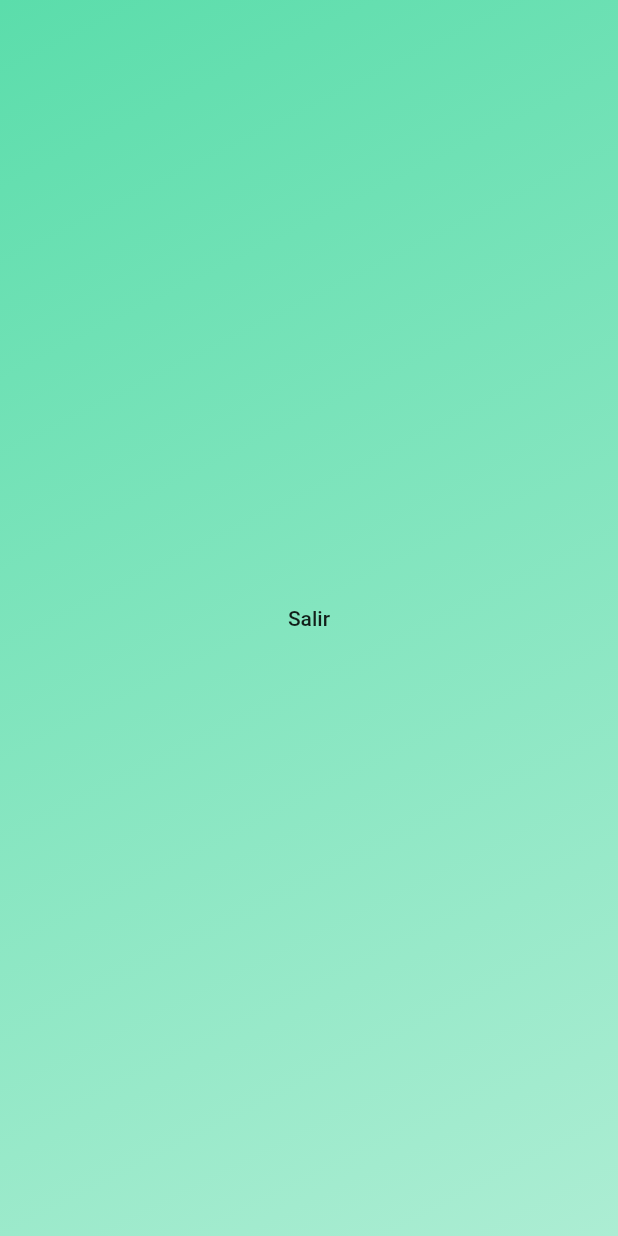
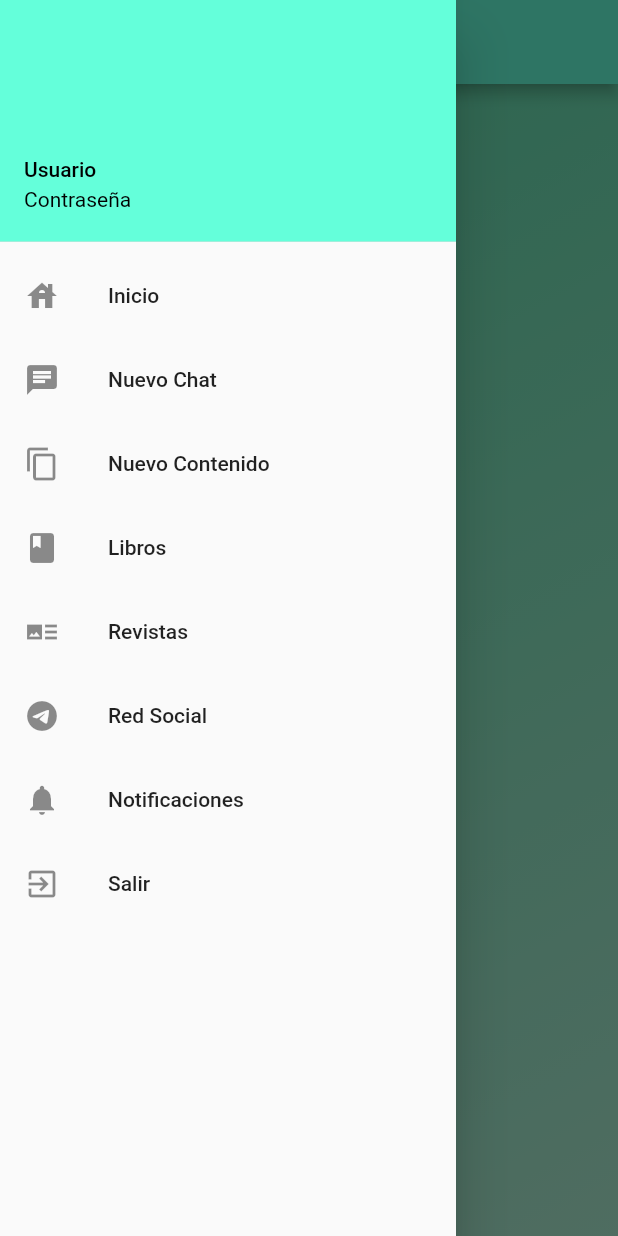
Before and after one commit to Davicho1407/biblioteca, a Flutter app: the PaginaBody screen opened directly, with the side drawer open (before the commit the screen has no drawer), on a phone screen of 412 x 824 dp. Run offline on Flutter 3.47's test engine with Material 2 defaults, Android fonts, the phone set to English and light mode, and no system bars; our stand-ins replace cloud_firestore, firebase_auth, firebase_core, google_sign_in, quickalert; missing offline and left inert: mysql1; accounts and stored records are empty.

Commit message:
Agrega actualizaciones al proyecto

```diff
--- a/lib/pages/paginaBody.dart
+++ b/lib/pages/paginaBody.dart
@@ -18,6 +18,86 @@ class _PaginaBodyState extends State<PaginaBody> {
 
   @override
   Widget build(BuildContext context) {
+    return Scaffold(
+      appBar: AppBar(
+        backgroundColor: Colors.tealAccent,
+        iconTheme: IconThemeData(color: Colors.black),
+        title: Text(
+          'Inicio',
+          style: TextStyle(color: Colors.black),
+        ),
+      ),
+      drawer: Drawer(
+          child: ListView(
+        children: [
+          UserAccountsDrawerHeader(
+              decoration: BoxDecoration(color: Colors.tealAccent),
+              accountName:
+                  Text("Usuario", style: TextStyle(color: Colors.black)),
+              accountEmail:
+                  Text("Contraseña", style: TextStyle(color: Colors.black))),
+          ListTile(
+            leading: Icon(Icons.house),
+            title: Text("Inicio"),
+          ),
+          ListTile(
+            leading: Icon(Icons.chat),
+            title: Text("Nuevo Chat"),
+          ),
+          ListTile(
+            leading: Icon(Icons.content_copy),
+            title: Text("Nuevo Contenido"),
+          ),
+          ListTile(
+            leading: Icon(Icons.book),
+            title: Text("Libros"),
+          ),
+          ListTile(
+            leading: Icon(Icons.art_track_sharp),
+            title: Text("Revistas"),
+          ),
+          ListTile(
+            leading: Icon(Icons.telegram),
+            title: Text("Red Social"),
+          ),
+          ListTile(
+            leading: Icon(Icons.notifications),
+            title: Text("Notificaciones"),
+          ),
+          ListTile(
+            leading: Icon(Icons.exit_to_app),
+            title: Text("Salir"),
+            onTap: () async {
+              try {
+                await FirebaseAuth.instance.signOut();
+                signOutFromGoogle();
+                // Navegar a la pantalla de inicio de sesión
+                Navigator.pushReplacement(
+                  context,
+                  MaterialPageRoute(builder: (context) => LoginPage()),
+                );
+              } catch (e) {
+                print(e);
+              }
+            },
+          )
+        ],
+      )),
+      body: _PaginaBienvenidad(),
+    );
+  }
+}
+
+class _PaginaBienvenidad extends StatefulWidget {
+  const _PaginaBienvenidad({super.key});
+
+  @override
+  State<_PaginaBienvenidad> createState() => __PaginaBienvenidadState();
+}
+
+class __PaginaBienvenidadState extends State<_PaginaBienvenidad> {
+  @override
+  Widget build(BuildContext context) {
     return Material(
         child: Container(
       height: MediaQuery.of(context).size.height,
@@ -29,21 +109,6 @@ class _PaginaBodyState extends State<PaginaBody> {
           end: Alignment.bottomRight, // Punto final del degradado
         ),
       ),
-      child: MaterialButton(
-          child: Text("Salir"),
-          onPressed: () async {
-            try {
-              await FirebaseAuth.instance.signOut();
-              signOutFromGoogle();
-              // Navegar a la pantalla de inicio de sesión
-              Navigator.pushReplacement(
-                context,
-                MaterialPageRoute(builder: (context) => LoginPage()),
-              );
-            } catch (e) {
-              print(e);
-            }
-          }),
     ));
   }
 }
```
